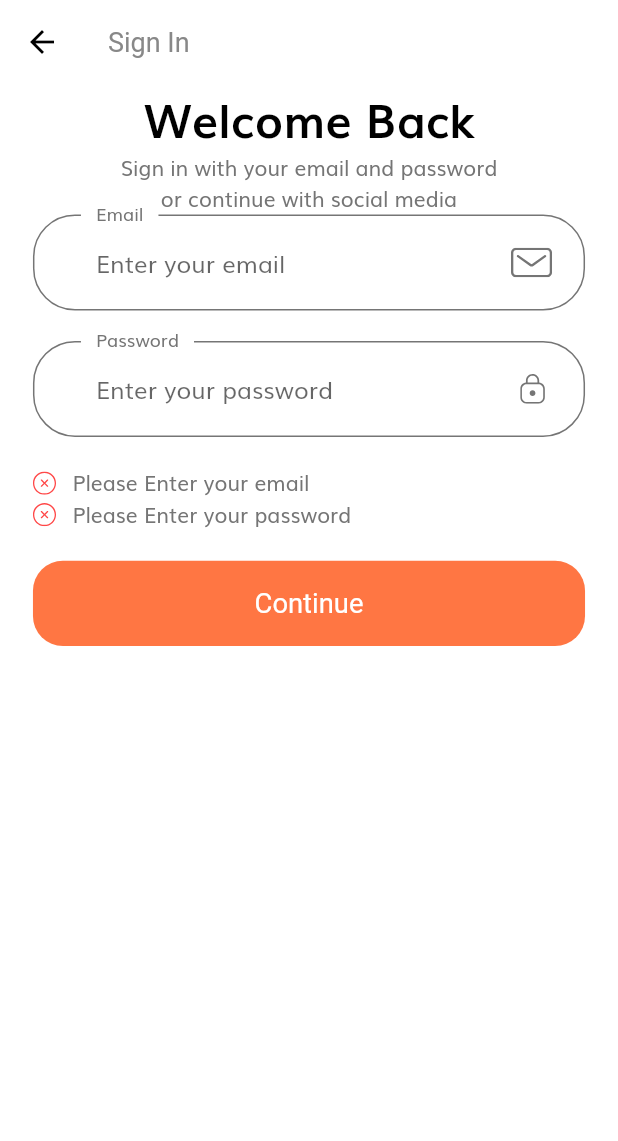
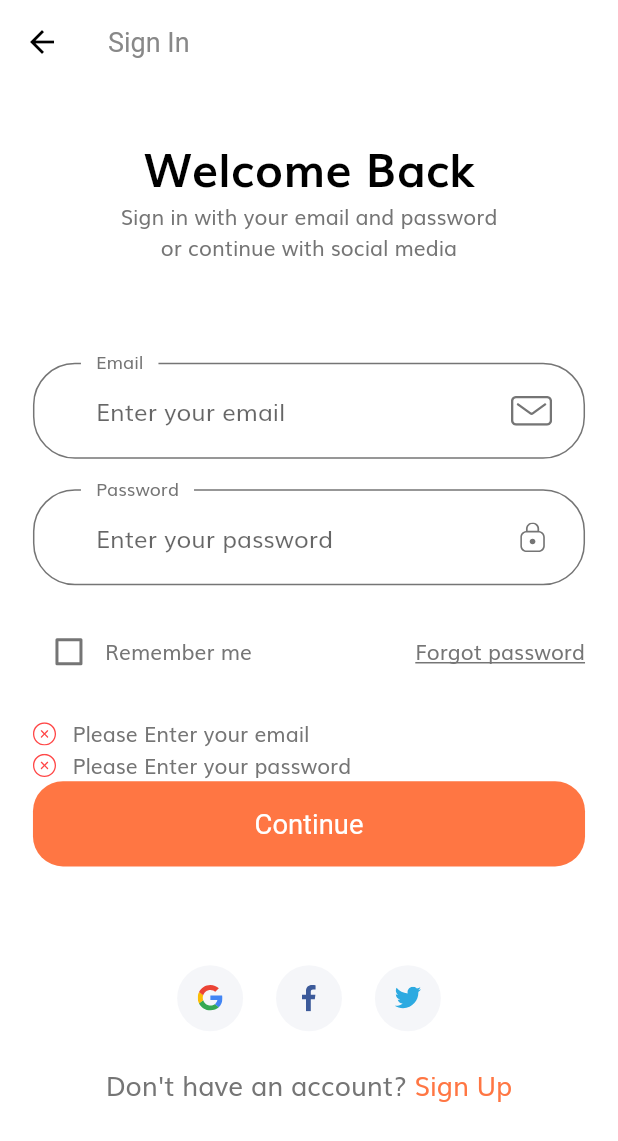
Before and after one commit to doivjpxx/flutter_ecommerce_app, a Flutter app: the SiginInScreen screen opened by its route, after a tap on "Continue", on a phone screen of 412 x 824 dp. Shown: the top 1141 px of the screen. Run offline on Flutter 3.47's test engine with Material 2 defaults, Android fonts, the phone set to English and light mode, and no system bars; our stand-ins replace flutter_svg.

Commit message:
completed signin form

```diff
--- /dev/null
+++ b/lib/components/social_box.dart
@@ -0,0 +1,30 @@
+import 'package:flutter/material.dart';
+import 'package:flutter_ecommerce_shop/size_config.dart';
+import 'package:flutter_svg/flutter_svg.dart';
+
+class SocialBox extends StatelessWidget {
+  const SocialBox({Key? key, required this.icon, required this.onPressed})
+      : super(key: key);
+
+  final String icon;
+  final Function() onPressed;
+
+  @override
+  Widget build(BuildContext context) {
+    return GestureDetector(
+      onTap: onPressed,
+      child: Container(
+        margin:
+            EdgeInsets.symmetric(horizontal: getProportionateScreenWidth(10)),
+        padding: EdgeInsets.all(getProportionateScreenWidth(12)),
+        height: getProportionateScreenWidth(40),
+        width: getProportionateScreenWidth(40),
+        decoration: BoxDecoration(
+          color: Color(0xFFF5F6F9),
+          shape: BoxShape.circle,
+        ),
+        child: SvgPicture.asset(icon),
+      ),
+    );
+  }
+}
--- a/lib/screens/signin/components/body.dart
+++ b/lib/screens/signin/components/body.dart
@@ -1,9 +1,9 @@
 import 'package:flutter/material.dart';
-import 'package:flutter_ecommerce_shop/components/custom_suffix_icon.dart';
-import 'package:flutter_ecommerce_shop/components/default_button.dart';
-import 'package:flutter_ecommerce_shop/components/form_error.dart';
+import 'package:flutter_ecommerce_shop/components/social_box.dart';
 import 'package:flutter_ecommerce_shop/constants.dart';
+import 'package:flutter_ecommerce_shop/screens/signin/components/signin_form.dart';
 import 'package:flutter_ecommerce_shop/size_config.dart';
+import 'package:flutter_svg/flutter_svg.dart';
 
 class Body extends StatelessWidget {
   @override
@@ -13,8 +13,12 @@ class Body extends StatelessWidget {
       child: Padding(
         padding:
             EdgeInsets.symmetric(horizontal: getProportionateScreenWidth(20)),
+        child: SingleChildScrollView(
           child: Column(
             children: <Widget>[
+              SizedBox(
+                height: SizeConfig.screenHeight * 0.04,
+              ),
               Text(
                 "Welcome Back",
                 style: TextStyle(
@@ -26,133 +30,52 @@ class Body extends StatelessWidget {
                 "Sign in with your email and password \nor continue with social media",
                 textAlign: TextAlign.center,
               ),
-            SignForm()
+              SizedBox(
+                height: SizeConfig.screenHeight * 0.08,
+              ),
+              SignForm(),
+              SizedBox(
+                height: SizeConfig.screenHeight * 0.08,
+              ),
+              Row(
+                mainAxisAlignment: MainAxisAlignment.center,
+                children: <Widget>[
+                  SocialBox(
+                    icon: "assets/icons/google-icon.svg",
+                    onPressed: () {},
+                  ),
+                  SocialBox(
+                    icon: "assets/icons/facebook-2.svg",
+                    onPressed: () {},
+                  ),
+                  SocialBox(
+                    icon: "assets/icons/twitter.svg",
+                    onPressed: () {},
+                  )
                 ],
+              ),
+              SizedBox(
+                height: getProportionateScreenWidth(20),
+              ),
+              Row(
+                mainAxisAlignment: MainAxisAlignment.center,
+                children: <Widget>[
+                  Text(
+                    "Don't have an account? ",
+                    style: TextStyle(fontSize: getProportionateScreenWidth(16)),
+                  ),
+                  Text(
+                    "Sign Up",
+                    style: TextStyle(
+                        fontSize: getProportionateScreenWidth(16),
+                        color: kPrimaryColor),
+                  )
+                ],
+              )
+            ],
+          ),
         ),
       ),
     );
   }
 }
-
-class SignForm extends StatefulWidget {
-  @override
-  _SignFormState createState() => _SignFormState();
-}
-
-class _SignFormState extends State<SignForm> {
-  final _formKey = GlobalKey<FormState>();
-  final List<String> errors = [];
-
-  String email = '';
-  String password = '';
-
-  @override
-  Widget build(BuildContext context) {
-    return Form(
-      key: _formKey,
-      child: Column(
-        children: <Widget>[
-          buildTextFormField(
-              labelText: "Email",
-              onSaved: (value) => email = value,
-              onChanged: (value) {
-                if (value.isNotEmpty && errors.contains(kEmailNullError)) {
-                  setState(() {
-                    errors.remove(kEmailNullError);
-                  });
-                } else if (emailValidatorRegExp.hasMatch(value) &&
-                    errors.contains(kInvalidEmailError)) {
-                  errors.remove(kInvalidEmailError);
-                }
-                return null;
-              },
-              validator: (value) {
-                if (value!.isEmpty && !errors.contains(kEmailNullError)) {
-                  setState(() {
-                    errors.add(kEmailNullError);
-                  });
-                } else if (!emailValidatorRegExp.hasMatch(value) &&
-                    !errors.contains(kInvalidEmailError)) {
-                  errors.add(kInvalidEmailError);
-                }
-                return null;
-              },
-              keyboardType: TextInputType.emailAddress,
-              hintText: "Enter your email",
-              suffixIcon: "assets/icons/Mail.svg"),
-          SizedBox(
-            height: getProportionateScreenHeight(20),
-          ),
-          buildTextFormField(
-              labelText: "Password",
-              onSaved: (value) => password = value,
-              onChanged: (value) {
-                if (value.isNotEmpty && errors.contains(kPassNullError)) {
-                  setState(() {
-                    errors.remove(kPassNullError);
-                  });
-                } else if (value.length >= 8 &&
-                    errors.contains(kShortPassError)) {
-                  setState(() {
-                    errors.remove(kShortPassError);
-                  });
-                }
-                return null;
-              },
-              validator: (value) {
-                if (value!.isEmpty && !errors.contains(kPassNullError)) {
-                  setState(() {
-                    errors.add(kPassNullError);
-                  });
-                } else if (value.length < 8 &&
-                    !errors.contains(kShortPassError)) {
-                  setState(() {
-                    errors.add(kShortPassError);
-                  });
-                }
-                return null;
-              },
-              keyboardType: TextInputType.visiblePassword,
-              hintText: "Enter your password",
-              suffixIcon: "assets/icons/Lock.svg"),
-          SizedBox(
-            height: getProportionateScreenHeight(20),
-          ),
-          FormError(errors: errors),
-          SizedBox(
-            height: getProportionateScreenHeight(20),
-          ),
-          DefaultButton(
-              text: "Continue",
-              onPressed: () {
-                if (_formKey.currentState!.validate()) {
-                  _formKey.currentState?.save();
-                }
-              })
-        ],
-      ),
-    );
-  }
-
-  TextFormField buildTextFormField(
-      {required String labelText,
-      TextInputType keyboardType = TextInputType.text,
-      required FormFieldValidator validator,
-      required Function(String) onChanged,
-      required Function(dynamic) onSaved,
-      required String hintText,
-      required String suffixIcon}) {
-    return TextFormField(
-        obscureText:
-            keyboardType == TextInputType.visiblePassword ? true : false,
-        validator: validator,
-        onChanged: onChanged,
-        onSaved: onSaved,
-        decoration: InputDecoration(
-            labelText: labelText,
-            hintText: hintText,
-            suffixIcon: CustomSuffixIcon(
-              svgIcon: suffixIcon,
-            )));
-  }
-}
--- /dev/null
+++ b/lib/screens/signin/components/signin_form.dart
@@ -0,0 +1,149 @@
+import 'package:flutter/material.dart';
+import 'package:flutter_ecommerce_shop/components/custom_suffix_icon.dart';
+import 'package:flutter_ecommerce_shop/components/default_button.dart';
+import 'package:flutter_ecommerce_shop/components/form_error.dart';
+
+import '../../../constants.dart';
+import '../../../size_config.dart';
+
+class SignForm extends StatefulWidget {
+  @override
+  _SignFormState createState() => _SignFormState();
+}
+
+class _SignFormState extends State<SignForm> {
+  final _formKey = GlobalKey<FormState>();
+  final List<String> errors = [];
+
+  String email = '';
+  String password = '';
+  bool? rememberMe = false;
+
+  @override
+  Widget build(BuildContext context) {
+    return Form(
+      key: _formKey,
+      child: Column(
+        children: <Widget>[
+          buildTextFormField(
+              labelText: "Email",
+              onSaved: (value) => email = value,
+              onChanged: (value) {
+                if (value.isNotEmpty && errors.contains(kEmailNullError)) {
+                  setState(() {
+                    errors.remove(kEmailNullError);
+                  });
+                } else if (emailValidatorRegExp.hasMatch(value) &&
+                    errors.contains(kInvalidEmailError)) {
+                  errors.remove(kInvalidEmailError);
+                }
+                return null;
+              },
+              validator: (value) {
+                if (value!.isEmpty && !errors.contains(kEmailNullError)) {
+                  setState(() {
+                    errors.add(kEmailNullError);
+                  });
+                } else if (!emailValidatorRegExp.hasMatch(value) &&
+                    !errors.contains(kInvalidEmailError)) {
+                  errors.add(kInvalidEmailError);
+                }
+                return null;
+              },
+              keyboardType: TextInputType.emailAddress,
+              hintText: "Enter your email",
+              suffixIcon: "assets/icons/Mail.svg"),
+          SizedBox(
+            height: getProportionateScreenHeight(20),
+          ),
+          buildTextFormField(
+              labelText: "Password",
+              onSaved: (value) => password = value,
+              onChanged: (value) {
+                if (value.isNotEmpty && errors.contains(kPassNullError)) {
+                  setState(() {
+                    errors.remove(kPassNullError);
+                  });
+                } else if (value.length >= 8 &&
+                    errors.contains(kShortPassError)) {
+                  setState(() {
+                    errors.remove(kShortPassError);
+                  });
+                }
+                return null;
+              },
+              validator: (value) {
+                if (value!.isEmpty && !errors.contains(kPassNullError)) {
+                  setState(() {
+                    errors.add(kPassNullError);
+                  });
+                } else if (value.length < 8 &&
+                    !errors.contains(kShortPassError)) {
+                  setState(() {
+                    errors.add(kShortPassError);
+                  });
+                }
+                return null;
+              },
+              keyboardType: TextInputType.visiblePassword,
+              hintText: "Enter your password",
+              suffixIcon: "assets/icons/Lock.svg"),
+          SizedBox(
+            height: getProportionateScreenHeight(20),
+          ),
+          Row(
+            children: <Widget>[
+              Checkbox(
+                  value: rememberMe,
+                  activeColor: kPrimaryColor,
+                  onChanged: (value) {
+                    setState(() {
+                      rememberMe = value;
+                    });
+                  }),
+              Text("Remember me"),
+              Spacer(),
+              Text(
+                "Forgot password",
+                style: TextStyle(decoration: TextDecoration.underline),
+              )
+            ],
+          ),
+          SizedBox(
+            height: getProportionateScreenHeight(20),
+          ),
+          FormError(errors: errors),
+          DefaultButton(
+              text: "Continue",
+              onPressed: () {
+                if (_formKey.currentState!.validate()) {
+                  _formKey.currentState?.save();
+                }
+              })
+        ],
+      ),
+    );
+  }
+
+  TextFormField buildTextFormField(
+      {required String labelText,
+      TextInputType keyboardType = TextInputType.text,
+      required FormFieldValidator validator,
+      required Function(String) onChanged,
+      required Function(dynamic) onSaved,
+      required String hintText,
+      required String suffixIcon}) {
+    return TextFormField(
+        obscureText:
+            keyboardType == TextInputType.visiblePassword ? true : false,
+        validator: validator,
+        onChanged: onChanged,
+        onSaved: onSaved,
+        decoration: InputDecoration(
+            labelText: labelText,
+            hintText: hintText,
+            suffixIcon: CustomSuffixIcon(
+              svgIcon: suffixIcon,
+            )));
+  }
+}
```
Lines whose indentation alone changed are shown as unchanged.
